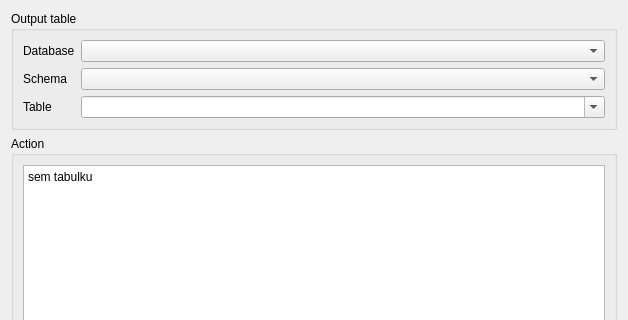
Qt form python/plugins/db_manager/ui/DlgPublishTable.ui (peter-kolenic/QGIS) before a commit; both pictures show x 0 to 628 and y 0 to 320 of the 628 by 575 pixel window.
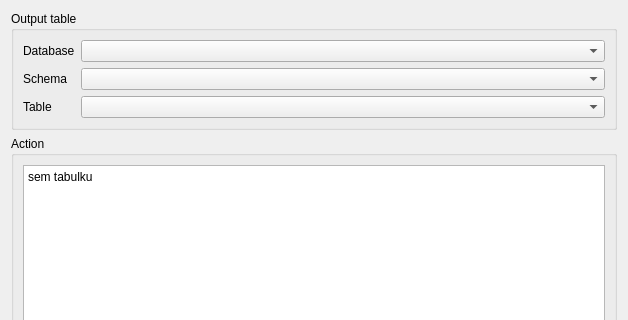
The same form after that commit.

Commit message: zakladny sync funguje

What changed in the file:
```diff
--- a/python/plugins/db_manager/ui/DlgPublishTable.ui
+++ b/python/plugins/db_manager/ui/DlgPublishTable.ui
@@ -46,7 +46,7 @@
          </sizepolicy>
         </property>
         <property name="editable">
-         <bool>true</bool>
+         <bool>false</bool>
         </property>
         <property name="insertPolicy">
          <enum>QComboBox::NoInsert</enum>
```
Left out of the diff: 3 changed lines with no effect on the pictures. The commit also changes 2 other files.
